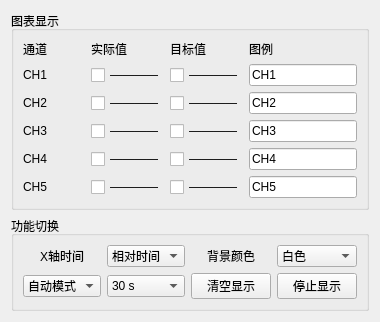
First picture: the form in src/ui_widgets/chart_dialog/ui/chart_dialog.ui, repository xiaopengyouGU/LTM_Monitor, before the edit.
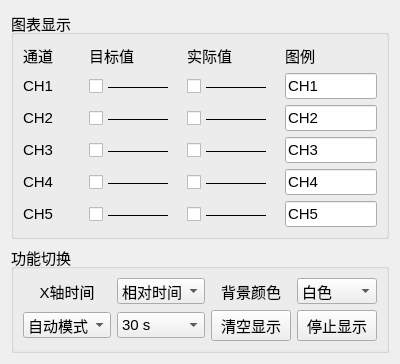
Second picture: the form after the edit. Icons and pictures are not drawn.

Commit message: 支持动态图例名修改，调换目标值与实际值通道顺序，并修改显示的小BUG

Patch:
```diff
--- a/src/ui_widgets/chart_dialog/ui/chart_dialog.ui
+++ b/src/ui_widgets/chart_dialog/ui/chart_dialog.ui
@@ -6,10 +6,21 @@
    <rect>
     <x>0</x>
     <y>0</y>
-    <width>356</width>
-    <height>279</height>
+    <width>400</width>
+    <height>278</height>
    </rect>
   </property>
+  <property name="minimumSize">
+   <size>
+    <width>400</width>
+    <height>0</height>
+   </size>
+  </property>
+  <property name="font">
+   <font>
+    <pointsize>11</pointsize>
+   </font>
+  </property>
   <property name="windowTitle">
    <string>图表控制器</string>
   </property>
@@ -17,27 +28,19 @@
    <iconset resource="../img.qrc">
     <normaloff>:/icon/images/icon.ico</normaloff>:/icon/images/icon.ico</iconset>
   </property>
-  <layout class="QGridLayout" name="gridLayout_3">
-   <item row="0" column="0">
+  <layout class="QVBoxLayout" name="verticalLayout">
+   <item>
     <widget class="QGroupBox" name="groupBox">
+     <property name="minimumSize">
+      <size>
+       <width>360</width>
+       <height>0</height>
+      </size>
+     </property>
      <property name="title">
       <string>图表显示</string>
      </property>
-     <layout class="QGridLayout" name="gridLayout" columnstretch="1,1,1,0">
-      <item row="1" column="1">
-       <widget class="QCheckBox" name="chkAct1">
-        <property name="text">
-         <string>————</string>
-        </property>
-       </widget>
-      </item>
-      <item row="2" column="0">
-       <widget class="QLabel" name="label_6">
-        <property name="text">
-         <string>CH2</string>
-        </property>
-       </widget>
-      </item>
+     <layout class="QGridLayout" name="gridLayout" columnstretch="0,1,1,1">
       <item row="0" column="0">
        <widget class="QLabel" name="label">
         <property name="text">
@@ -45,66 +48,17 @@
         </property>
        </widget>
       </item>
-      <item row="1" column="3">
-       <widget class="QLineEdit" name="editCH1">
+      <item row="0" column="1">
+       <widget class="QLabel" name="label_2">
         <property name="text">
-         <string>CH1</string>
-        </property>
-       </widget>
-      </item>
-      <item row="3" column="0">
-       <widget class="QLabel" name="label_7">
-        <property name="text">
-         <string>CH3</string>
+         <string>目标值</string>
         </property>
        </widget>
       </item>
       <item row="0" column="2">
        <widget class="QLabel" name="label_3">
         <property name="text">
-         <string>目标值</string>
-        </property>
-       </widget>
-      </item>
-      <item row="3" column="3">
-       <widget class="QLineEdit" name="editCH3">
-        <property name="text">
-         <string>CH3</string>
-        </property>
-       </widget>
-      </item>
-      <item row="3" column="2">
-       <widget class="QCheckBox" name="chkTar3">
-        <property name="text">
-         <string>————</string>
-        </property>
-       </widget>
-      </item>
-      <item row="5" column="3">
-       <widget class="QLineEdit" name="editCH5">
-        <property name="text">
-         <string>CH5</string>
-        </property>
-       </widget>
-      </item>
-      <item row="2" column="3">
-       <widget class="QLineEdit" name="editCH2">
-        <property name="text">
-         <string>CH2</string>
-        </property>
-       </widget>
-      </item>
-      <item row="4" column="1">
-       <widget class="QCheckBox" name="chkAct4">
-        <property name="text">
-         <string>————</string>
-        </property>
-       </widget>
-      </item>
-      <item row="2" column="1">
-       <widget class="QCheckBox" name="chkAct2">
-        <property name="text">
-         <string>————</string>
+         <string>实际值</string>
         </property>
        </widget>
       </item>
@@ -115,48 +69,6 @@
         </property>
        </widget>
       </item>
-      <item row="4" column="0">
-       <widget class="QLabel" name="label_8">
-        <property name="text">
-         <string>CH4</string>
-        </property>
-       </widget>
-      </item>
-      <item row="0" column="1">
-       <widget class="QLabel" name="label_2">
-        <property name="text">
-         <string>实际值</string>
-        </property>
-       </widget>
-      </item>
-      <item row="4" column="2">
-       <widget class="QCheckBox" name="chkTar4">
-        <property name="text">
-         <string>————</string>
-        </property>
-       </widget>
-      </item>
-      <item row="5" column="2">
-       <widget class="QCheckBox" name="chkTar5">
-        <property name="text">
-         <string>————</string>
-        </property>
-       </widget>
-      </item>
-      <item row="1" column="2">
-       <widget class="QCheckBox" name="chkTar1">
-        <property name="text">
-         <string>————</string>
-        </property>
-       </widget>
-      </item>
-      <item row="3" column="1">
-       <widget class="QCheckBox" name="chkAct3">
-        <property name="text">
-         <string>————</string>
-        </property>
-       </widget>
-      </item>
       <item row="1" column="0">
        <widget class="QLabel" name="label_5">
         <property name="minimumSize">
@@ -170,6 +82,111 @@
         </property>
        </widget>
       </item>
+      <item row="1" column="1">
+       <widget class="QCheckBox" name="chkTar1">
+        <property name="text">
+         <string>————</string>
+        </property>
+       </widget>
+      </item>
+      <item row="1" column="2">
+       <widget class="QCheckBox" name="chkAct1">
+        <property name="text">
+         <string>————</string>
+        </property>
+       </widget>
+      </item>
+      <item row="1" column="3">
+       <widget class="QLineEdit" name="editCH1">
+        <property name="text">
+         <string>CH1</string>
+        </property>
+       </widget>
+      </item>
+      <item row="2" column="0">
+       <widget class="QLabel" name="label_6">
+        <property name="text">
+         <string>CH2</string>
+        </property>
+       </widget>
+      </item>
+      <item row="2" column="1">
+       <widget class="QCheckBox" name="chkTar2">
+        <property name="text">
+         <string>————</string>
+        </property>
+       </widget>
+      </item>
+      <item row="2" column="2">
+       <widget class="QCheckBox" name="chkAct2">
+        <property name="text">
+         <string>————</string>
+        </property>
+       </widget>
+      </item>
+      <item row="2" column="3">
+       <widget class="QLineEdit" name="editCH2">
+        <property name="text">
+         <string>CH2</string>
+        </property>
+       </widget>
+      </item>
+      <item row="3" column="0">
+       <widget class="QLabel" name="label_7">
+        <property name="text">
+         <string>CH3</string>
+        </property>
+       </widget>
+      </item>
+      <item row="3" column="1">
+       <widget class="QCheckBox" name="chkTar3">
+        <property name="text">
+         <string>————</string>
+        </property>
+       </widget>
+      </item>
+      <item row="3" column="2">
+       <widget class="QCheckBox" name="chkAct3">
+        <property name="text">
+         <string>————</string>
+        </property>
+       </widget>
+      </item>
+      <item row="3" column="3">
+       <widget class="QLineEdit" name="editCH3">
+        <property name="text">
+         <string>CH3</string>
+        </property>
+       </widget>
+      </item>
+      <item row="4" column="0">
+       <widget class="QLabel" name="label_8">
+        <property name="text">
+         <string>CH4</string>
+        </property>
+       </widget>
+      </item>
+      <item row="4" column="1">
+       <widget class="QCheckBox" name="chkTar4">
+        <property name="text">
+         <string>————</string>
+        </property>
+       </widget>
+      </item>
+      <item row="4" column="2">
+       <widget class="QCheckBox" name="chkAct4">
+        <property name="text">
+         <string>————</string>
+        </property>
+       </widget>
+      </item>
+      <item row="4" column="3">
+       <widget class="QLineEdit" name="editCH4">
+        <property name="text">
+         <string>CH4</string>
+        </property>
+       </widget>
+      </item>
       <item row="5" column="0">
        <widget class="QLabel" name="label_9">
         <property name="text">
@@ -178,30 +195,30 @@
        </widget>
       </item>
       <item row="5" column="1">
+       <widget class="QCheckBox" name="chkTar5">
+        <property name="text">
+         <string>————</string>
+        </property>
+       </widget>
+      </item>
+      <item row="5" column="2">
        <widget class="QCheckBox" name="chkAct5">
         <property name="text">
          <string>————</string>
         </property>
        </widget>
       </item>
-      <item row="2" column="2">
-       <widget class="QCheckBox" name="chkTar2">
+      <item row="5" column="3">
+       <widget class="QLineEdit" name="editCH5">
         <property name="text">
-         <string>————</string>
-        </property>
-       </widget>
-      </item>
-      <item row="4" column="3">
-       <widget class="QLineEdit" name="editCH4">
-        <property name="text">
-         <string>CH4</string>
+         <string>CH5</string>
         </property>
        </widget>
       </item>
      </layout>
     </widget>
    </item>
-   <item row="1" column="0">
+   <item>
     <widget class="QGroupBox" name="groupBox_2">
      <property name="title">
       <string>功能切换</string>
```
The commit also changes 2 other files.
